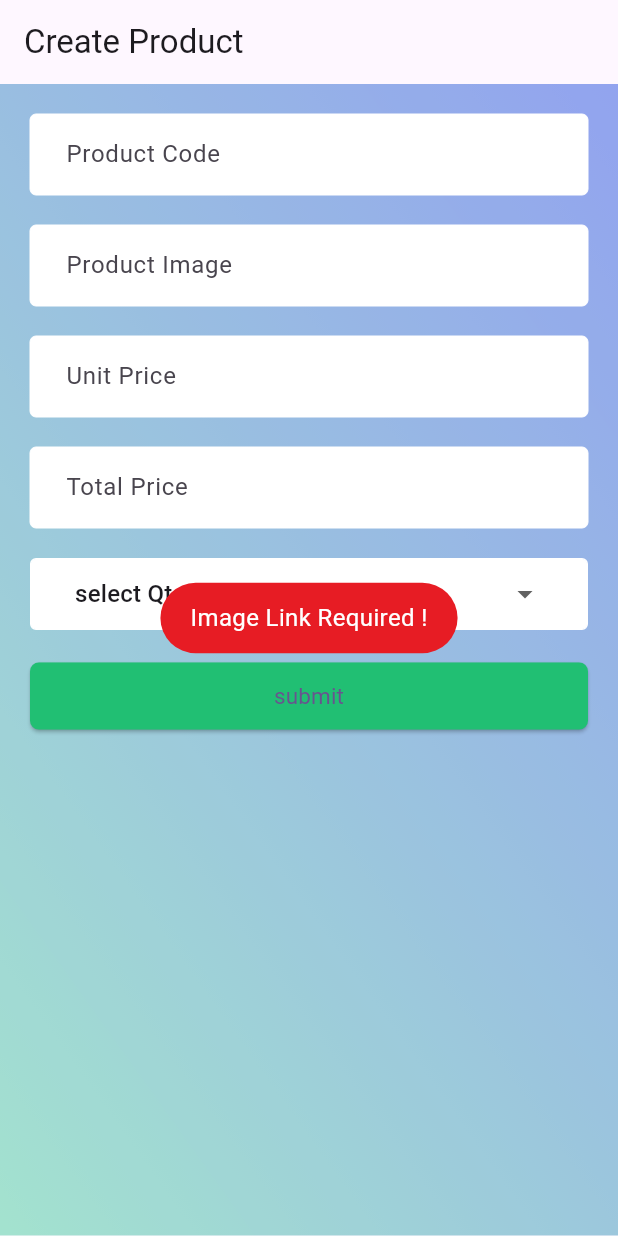
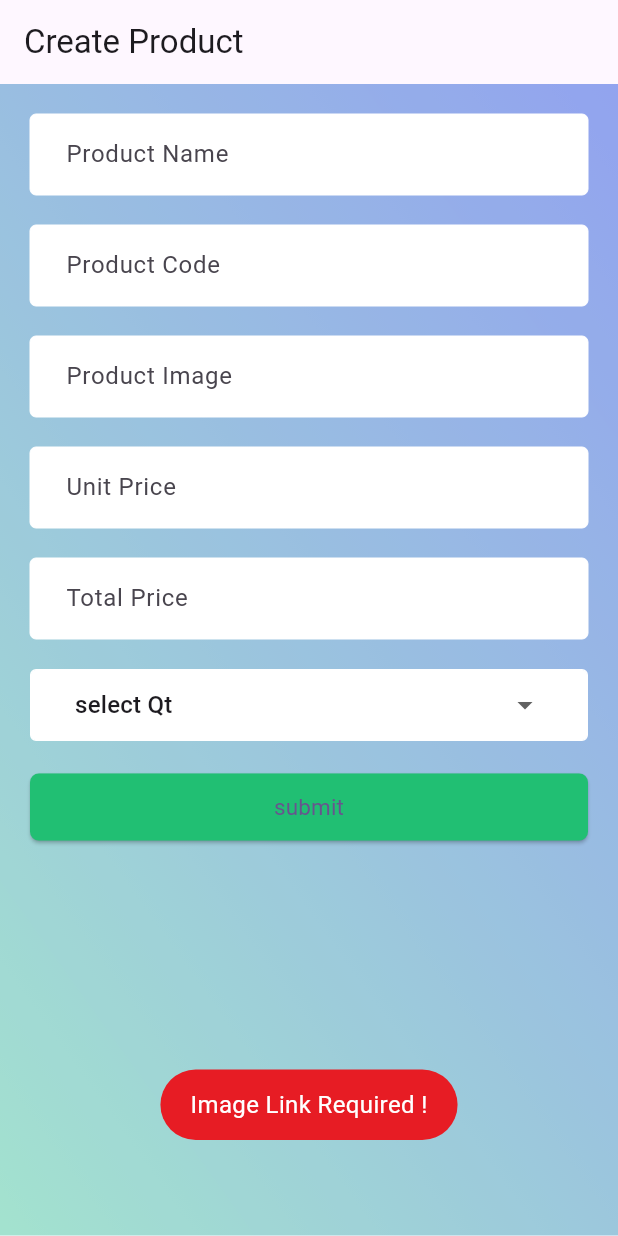
Before and after one commit to tutuldev/flutter-crud-with-rest-api, a Flutter app: the screen it shows after launch, after a tap on "submit", on a phone screen of 412 x 824 dp. Run offline on Flutter 3.47's test engine with Material 3 defaults, Android fonts, the light colour scheme and no system bars; our stand-ins replace flutter_svg, fluttertoast.

Commit message:
craate product with form by api

```diff
--- a/lib/Screen/ProductCreateScreen.dart
+++ b/lib/Screen/ProductCreateScreen.dart
@@ -1,3 +1,4 @@
+import 'package:crud_with_rest_rest_api/RestAPI/RestClient.dart';
 import 'package:crud_with_rest_rest_api/Style/Style.dart';
 import 'package:flutter/cupertino.dart';
 import 'package:flutter/material.dart';
@@ -22,7 +23,7 @@ class _ProductCreateScreenState extends State<ProductCreateScreen> {
     });
   }
 
-  FormOnSubmit(){
+  FormOnSubmit() async{
     if(FormValues['Img']!.length==0){
       ErrorToast("Image Link Required !");
     }
@@ -42,7 +43,7 @@ class _ProductCreateScreenState extends State<ProductCreateScreen> {
       ErrorToast("Unit Price Required !");
     }
     else{
-
+      await ProductCreateRequest(FormValues);
     }
   }
 
@@ -63,25 +64,31 @@ class _ProductCreateScreenState extends State<ProductCreateScreen> {
                     onChanged: (Textvalue){
                     InputOnChange("ProductName",Textvalue);
                   },
-                    decoration: AppInputDecoration('Product Code'),),
+                    decoration: AppInputDecoration('Product Name'),),
                   SizedBox(height: 20),
                   TextFormField(
                     onChanged: (Textvalue){
                     InputOnChange("ProductCode",Textvalue);
                   },
-                    decoration: AppInputDecoration('Product Image'),),
+                    decoration: AppInputDecoration('Product Code'),),
                   SizedBox(height: 20),
                   TextFormField(
                     onChanged: (Textvalue){
                     InputOnChange("Img",Textvalue);
                   },
-                    decoration: AppInputDecoration('Unit Price'),
+                    decoration: AppInputDecoration('Product Image'),
                   ),
                   SizedBox(height: 20),
                   TextFormField(
                     onChanged: (Textvalue){
-                    InputOnChange("TotalPrice",Textvalue);
+                    InputOnChange("UnitPrice",Textvalue);
                   },
+                    decoration: AppInputDecoration('Unit Price'),),
+                  SizedBox(height: 20),
+                  TextFormField(
+                    onChanged: (Textvalue){
+                      InputOnChange("TotalPrice",Textvalue);
+                    },
                     decoration: AppInputDecoration('Total Price'),),
                   SizedBox(height: 20),
 
--- a/lib/Style/Style.dart
+++ b/lib/Style/Style.dart
@@ -15,7 +15,7 @@ void ErrorToast(msg){
   Fluttertoast.showToast(
       msg: msg,
       toastLength: Toast.LENGTH_SHORT,
-      gravity: ToastGravity.CENTER,
+      gravity: ToastGravity.BOTTOM,
       timeInSecForIosWeb: 1,
       backgroundColor: colorRed,
       textColor: colorWhite,
```
Also changed, not shown: lib/RestAPI/RestClient.dart (+21 -0 lines).
